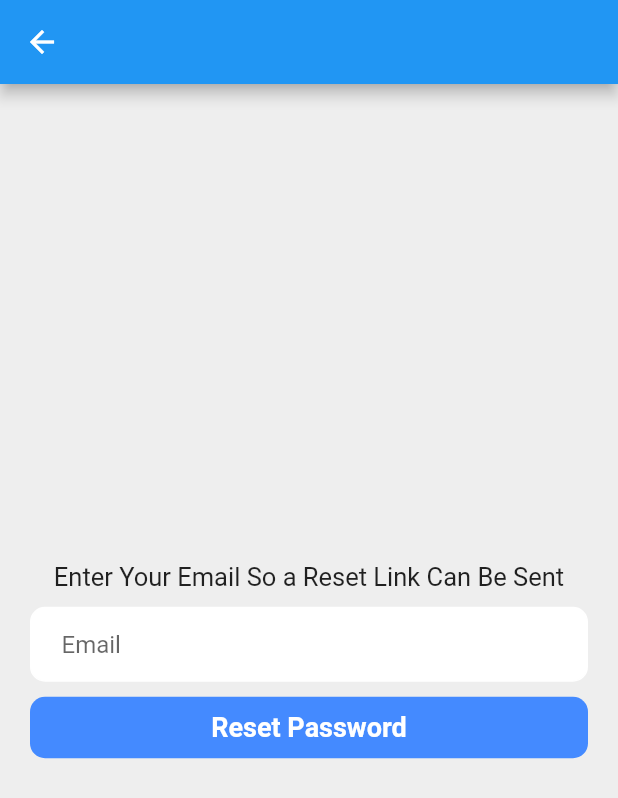
After one commit to Cereal1337/Productivity-App, a Flutter app: the screen it shows after launch, after a tap on "Forgot Password?", on a phone screen of 412 x 824 dp. The commit adds this screen. Shown: the top 798 px of the screen. Run offline on Flutter 3.47's test engine with Material 2 defaults, Android fonts, the phone set to English and light mode, and no system bars; our stand-ins replace firebase_auth, firebase_core; missing offline and left inert: firebase_core_platform_interface; accounts and stored records are empty.

Commit message:
password reset added

```diff
--- /dev/null
+++ b/lib/screens/forgot.dart
@@ -0,0 +1,114 @@
+import 'package:firebase_auth/firebase_auth.dart';
+import 'package:firebase_core_platform_interface/firebase_core_platform_interface.dart';
+import 'package:flutter/material.dart';
+
+class ForgotPasswordPage extends StatefulWidget {
+  const ForgotPasswordPage({super.key});
+
+  @override
+  State<ForgotPasswordPage> createState() => _ForgotPasswordPageState();
+}
+
+class _ForgotPasswordPageState extends State<ForgotPasswordPage> {
+  final _emailController = TextEditingController();
+
+  @override
+  void dispose() {
+    _emailController.dispose();
+    super.dispose();
+  }
+
+  Future passwordReset() async {
+    try {
+      await FirebaseAuth.instance
+          .sendPasswordResetEmail(email: _emailController.text.trim());
+      alert("Reset Link Sent.");
+    } on FirebaseAuthException catch (e) {
+      alert(e.toString());
+    }
+  }
+
+  void alert(String msg) {
+    ScaffoldMessenger.of(context).showSnackBar(SnackBar(
+      content: Container(
+        child: Text(msg),
+      ),
+      behavior: SnackBarBehavior.floating,
+      width: 300,
+    ));
+  }
+
+  @override
+  Widget build(BuildContext context) {
+    return Scaffold(
+        appBar: AppBar(),
+        backgroundColor: Color.fromARGB(255, 238, 238, 238),
+        body: SafeArea(
+            child: Center(
+                child: SingleChildScrollView(
+                    child: Column(children: [
+          Center(
+            child: Text(
+              "Enter Your Email So a Reset Link Can Be Sent",
+              style: TextStyle(
+                fontSize: 17,
+              ),
+            ),
+          ),
+
+          SizedBox(
+            height: 10,
+          ),
+
+          Padding(
+            padding: const EdgeInsets.symmetric(
+              horizontal: 20,
+            ),
+            child: Container(
+              decoration: BoxDecoration(
+                  color: Colors.white,
+                  border: Border.all(color: Colors.white),
+                  borderRadius: BorderRadius.circular(10)),
+              child: Padding(
+                padding: const EdgeInsets.only(left: 20),
+                child: TextField(
+                  controller: _emailController,
+                  decoration: InputDecoration(
+                      border: InputBorder.none, hintText: "Email"),
+                ),
+              ),
+            ),
+          ),
+
+          SizedBox(
+            height: 10,
+          ),
+
+          //sign in button
+          Padding(
+            padding: const EdgeInsets.symmetric(horizontal: 20),
+            child: GestureDetector(
+              onTap: () {
+                passwordReset();
+              },
+              child: Container(
+                padding: EdgeInsets.all(10),
+                decoration: BoxDecoration(
+                    color: Colors.blueAccent,
+                    borderRadius: BorderRadius.circular(10)),
+                child: Center(
+                  child: Text(
+                    'Reset Password',
+                    style: TextStyle(
+                      color: Colors.white,
+                      fontWeight: FontWeight.bold,
+                      fontSize: 18,
+                    ),
+                  ),
+                ),
+              ),
+            ),
+          ),
+        ])))));
+  }
+}
--- a/lib/screens/login.dart
+++ b/lib/screens/login.dart
@@ -2,6 +2,7 @@ import 'package:firebase_auth/firebase_auth.dart';
 import 'package:flutter/material.dart';
 import 'package:flutter/src/widgets/container.dart';
 import 'package:flutter/src/widgets/framework.dart';
+import 'forgot.dart';
 
 class LoginPage extends StatefulWidget {
   final VoidCallback showRegisterPage;
@@ -23,13 +24,13 @@ class _LoginPageState extends State<LoginPage> {
         password: _passwordController.text.trim(),
       );
     } catch (e) {
-      error(
+      alert(
           "Make sure your email is valid and your password is at least 6 characters");
       print("details incorrect");
     }
   }
 
-  void error(String msg) {
+  void alert(String msg) {
     ScaffoldMessenger.of(context).showSnackBar(SnackBar(
       content: Container(
         child: Text(msg),
@@ -101,11 +102,28 @@ class _LoginPageState extends State<LoginPage> {
                     ),
                   ),
                 ),
-
-                // Sign In Button
+                SizedBox(
+                  height: 5,
+                ),
+                GestureDetector(
+                  onTap: () {
+                    Navigator.push(context,
+                        MaterialPageRoute(builder: (context) {
+                      return ForgotPasswordPage();
+                    }));
+                  },
+                  child: Text(
+                    'Forgot Password?',
+                    style: TextStyle(
+                      color: Colors.blue,
+                      fontWeight: FontWeight.bold,
+                    ),
+                  ),
+                ),
                 SizedBox(
                   height: 10,
                 ),
+                //sign in button
                 Padding(
                   padding: const EdgeInsets.symmetric(horizontal: 20),
                   child: GestureDetector(
```
Also changed, not shown: lib/screens/register.dart (+10 -3 lines).
